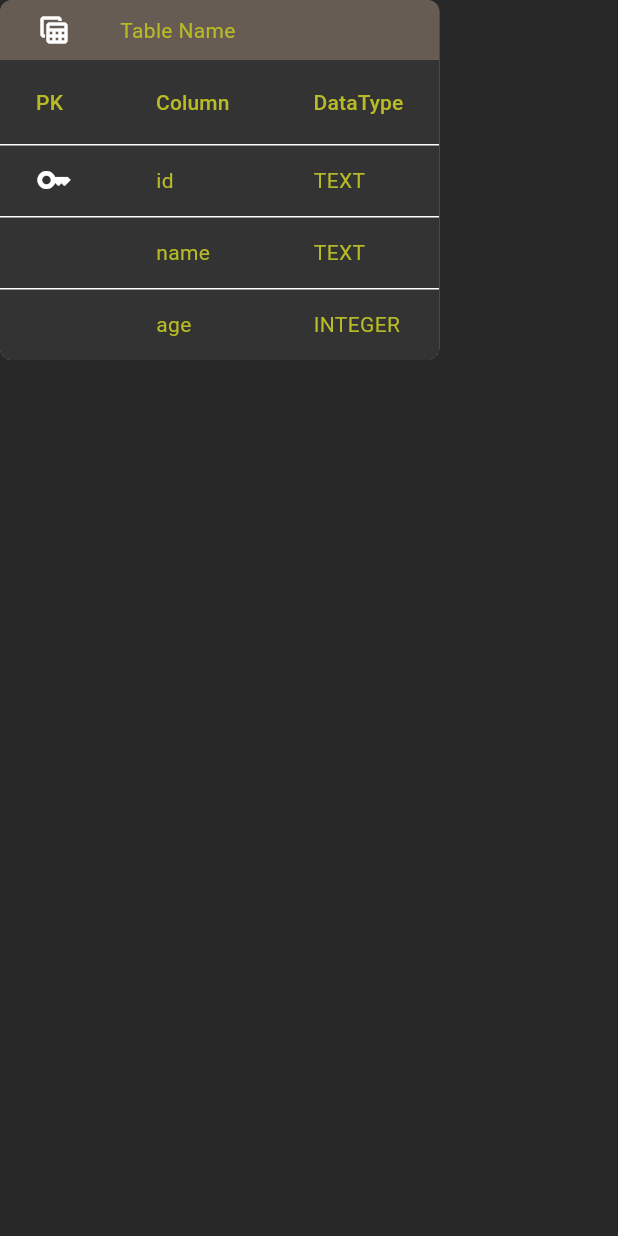
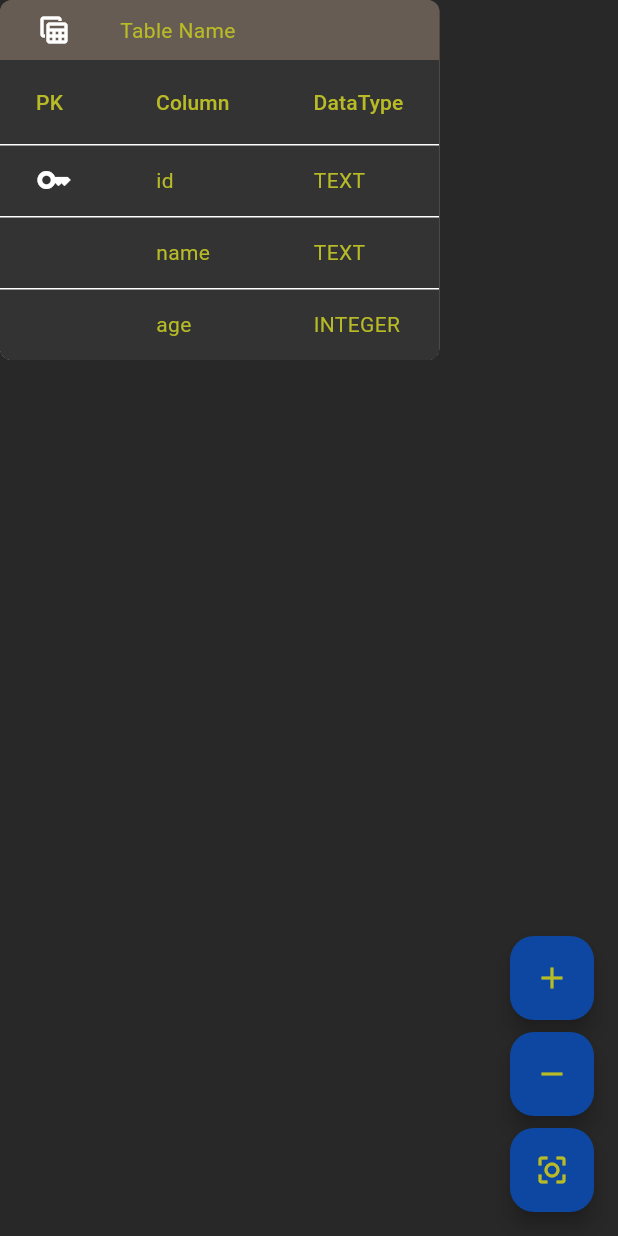
Before and after one commit to SeptAlfauzan/sqlite_playground, a Flutter app: the screen it shows after launch, on a phone screen of 412 x 824 dp. Run offline on Flutter 3.47's test engine with Material 3 defaults, Android fonts, the phone set to English and light mode, and no system bars; our stand-ins replace sqflite_common_ffi, sqflite_common_ffi_web; missing offline and left inert: syntax_highlight; accounts and stored records are empty.

Commit message:
feat(erd_view): add move globally stacked children, zoom, and zoom out

```diff
--- a/lib/modules/erd/presentation/erd_view.dart
+++ b/lib/modules/erd/presentation/erd_view.dart
@@ -10,13 +10,96 @@ class ErdView extends StatefulWidget {
 }
 
 class _ErdViewState extends State<ErdView> {
+  GlobalKey _key = GlobalKey();
   Offset startPoint = const Offset(0, 0);
   Offset destPoint = const Offset(0, 0);
+  double _containerX = 0;
+  double _containerY = 0;
+  bool _touched = false;
+  Size _widgetSize = Size(0, 0);
+  double _containerScale = 1.0;
+
+  void getWidgetSize() {
+    WidgetsBinding.instance?.addPostFrameCallback((_) {
+      if (_key.currentContext == null) return;
+      final box = _key.currentContext!.findRenderObject() as RenderBox;
+      setState(() {
+        _widgetSize = box.size;
+      });
+    });
+  }
+
+  void moveToCenterContainer() {
+    setState(() {
+      _containerY = _widgetSize.height / 2;
+      _containerX = _widgetSize.width / 2;
+    });
+  }
+
+  @override
+  void initState() {
+    getWidgetSize();
+    super.initState();
+  }
 
   @override
   Widget build(BuildContext context) {
+    final screenSize = MediaQuery.of(context).size;
+
     return Scaffold(
-      body: Stack(
+      floatingActionButton: Column(
+        mainAxisSize: MainAxisSize.min,
+        children: [
+          FloatingActionButton(
+            onPressed: () {
+              setState(() {
+                _containerScale += 0.1;
+              });
+            },
+            child: Icon(Icons.add),
+          ),
+          const SizedBox(height: 8),
+          FloatingActionButton(
+            onPressed: () {
+              setState(() {
+                _containerScale -= 0.1;
+              });
+            },
+            child: Icon(Icons.remove),
+          ),
+          const SizedBox(height: 8),
+          FloatingActionButton(
+            onPressed: moveToCenterContainer,
+            child: Icon(Icons.center_focus_strong_outlined),
+          ),
+        ],
+      ),
+      body: GestureDetector(
+        onTapDown: (_) {
+          setState(() {
+            _touched = true;
+          });
+        },
+        onTapUp: (_) {
+          setState(() {
+            _touched = false;
+          });
+        },
+        onPanUpdate: (drag) {
+          if (!_touched) return;
+          final deltaX = drag.delta.dx;
+          final deltaY = drag.delta.dy;
+
+          setState(() {
+            _containerY += deltaY;
+            _containerX += deltaX;
+          });
+        },
+        child: Transform.scale(
+          scale: _containerScale,
+          child: GloballyTranslateStackedWidgets(
+            key: _key,
+            offset: Offset(_containerX, _containerY),
             children: [
               CustomPaint(
                 painter: LineConnector(
@@ -29,6 +112,7 @@ class _ErdViewState extends State<ErdView> {
                 child: Container(),
               ),
               ErdTable(
+                useCenterOfTableUpdateLocation: true,
                 initialXpos: 0,
                 initialYpos: 0,
                 onDragUpdate: (offset) {
@@ -38,6 +122,7 @@ class _ErdViewState extends State<ErdView> {
                 },
               ),
               ErdTable(
+                useCenterOfTableUpdateLocation: true,
                 initialXpos: 0,
                 initialYpos: 0,
                 onDragUpdate: (offset) {
@@ -48,6 +133,32 @@ class _ErdViewState extends State<ErdView> {
               ),
             ],
           ),
+        ),
+      ),
     );
   }
 }
+
+class GloballyTranslateStackedWidgets extends StatelessWidget {
+  final List<Widget> children;
+  final Offset offset;
+  const GloballyTranslateStackedWidgets({
+    super.key,
+    required this.offset,
+    required this.children,
+  });
+
+  @override
+  Widget build(BuildContext context) {
+    return Stack(
+      children: children
+          .map(
+            (child) => Transform.translate(
+              offset: offset,
+              child: child,
+            ),
+          )
+          .toList(),
+    );
+  }
+}
--- a/lib/modules/erd/presentation/widgets/atoms/erd_table.dart
+++ b/lib/modules/erd/presentation/widgets/atoms/erd_table.dart
@@ -1,17 +1,17 @@
 import 'package:flutter/material.dart';
-import 'package:sql_playground/modules/playground/presentation/widgets/atoms/datatable.dart';
 import 'package:sql_playground/ui/colors.dart';
-import 'package:sql_playground/ui/theme.dart';
 
 class ErdTable extends StatefulWidget {
   final double initialXpos;
   final double initialYpos;
   final Function(Offset offset)? onDragUpdate;
+  final bool useCenterOfTableUpdateLocation;
   const ErdTable({
     super.key,
     required this.initialXpos,
     required this.initialYpos,
     this.onDragUpdate,
+    this.useCenterOfTableUpdateLocation = false,
   });
 
   @override
@@ -19,24 +19,36 @@ class ErdTable extends StatefulWidget {
 }
 
 class _ErdTableState extends State<ErdTable> {
+  final _key = GlobalKey();
   bool _touched = false;
   double _xPos = 0;
   double _yPos = 0;
+  Size _widgetSize = Size(0, 0);
 
   @override
   void initState() {
-    super.initState();
     setState(() {
       _xPos = widget.initialXpos;
       _yPos = widget.initialYpos;
+    });
+    getWidgetSize();
+    super.initState();
+  }
+
+  void getWidgetSize() {
+    WidgetsBinding.instance?.addPostFrameCallback((_) {
+      if (_key.currentContext == null) return;
+      final box = _key.currentContext!.findRenderObject() as RenderBox;
+      setState(() {
+        _widgetSize = box.size;
+      });
     });
   }
 
   @override
   Widget build(BuildContext context) {
-    return Positioned(
-      left: _xPos,
-      top: _yPos,
+    return Transform.translate(
+      offset: Offset(_xPos, _yPos),
       child: GestureDetector(
         onTapDown: (idk) {
           setState(() {
@@ -59,16 +71,26 @@ class _ErdTableState extends State<ErdTable> {
           });
 
           if (widget.onDragUpdate != null) {
-            widget.onDragUpdate!(Offset(_xPos, _yPos));
+            widget.useCenterOfTableUpdateLocation
+                ? widget.onDragUpdate!(
+                    Offset(_xPos + (_widgetSize.width / 2),
+                        _yPos + (_widgetSize.height / 2)),
+                  )
+                : widget.onDragUpdate!(
+                    Offset(_xPos, _yPos),
+                  );
           }
         },
+        child: IntrinsicWidth(
           child: Container(
+            key: _key,
             clipBehavior: Clip.hardEdge,
             decoration: BoxDecoration(
                 color: AppColors.grey,
                 shape: BoxShape.rectangle,
                 borderRadius: BorderRadiusDirectional.all(Radius.circular(8))),
             child: Column(
+              mainAxisSize: MainAxisSize.min,
               crossAxisAlignment: CrossAxisAlignment.start,
               children: [
                 Padding(
@@ -138,6 +160,7 @@ class _ErdTableState extends State<ErdTable> {
             ),
           ),
         ),
+      ),
     );
   }
 }
```
Also changed, not shown: 1 other file. Lines whose indentation alone changed are shown as unchanged.
